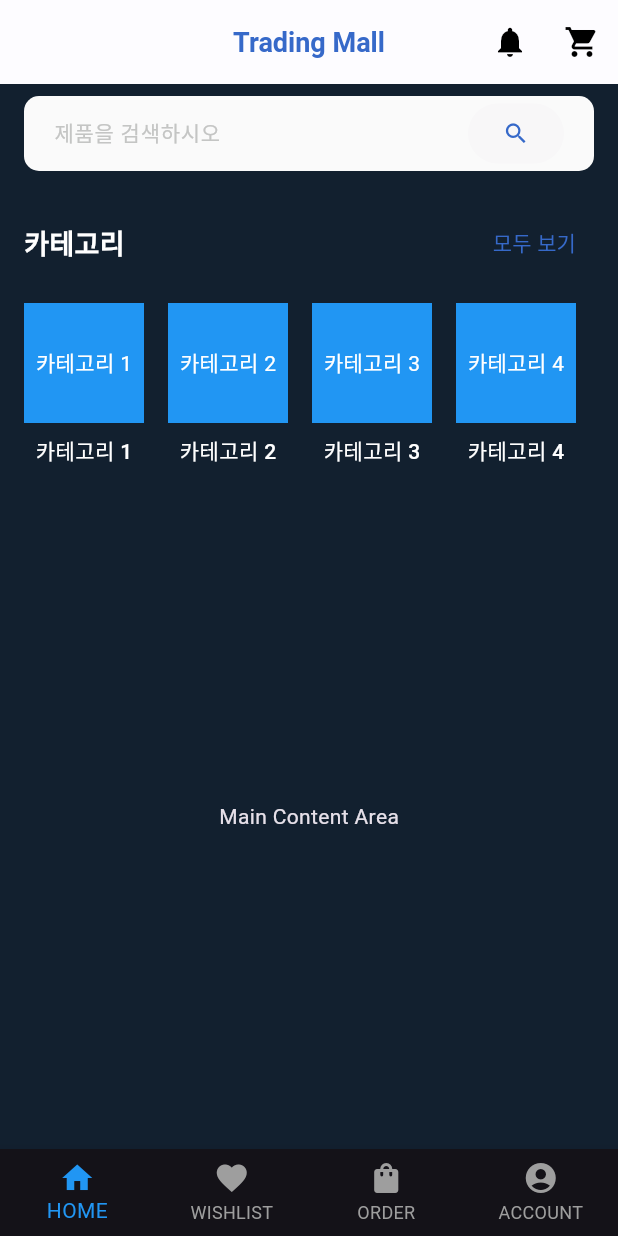
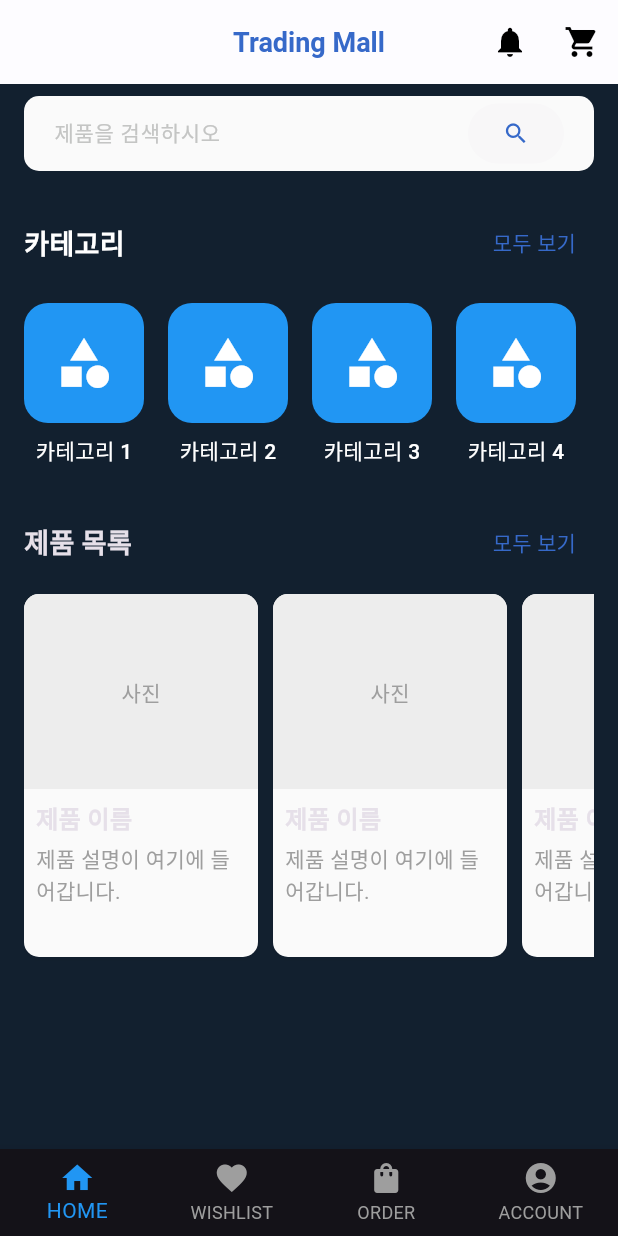
Before and after one commit to 001014k/trading-platform, a Flutter app: the screen it shows after launch, on a phone screen of 412 x 824 dp. Run offline on Flutter 3.47's test engine with Material 3 defaults, Android fonts, the phone set to English and light mode, and no system bars; Roboto replaces fonts that are missing (DM Sans).

Commit message:
20241015 (제품 목록 카드 디자인 추가)

```diff
--- a/lib/main.dart
+++ b/lib/main.dart
@@ -42,20 +42,19 @@ class FigmaToCodeApp extends StatelessWidget {
             ),
           ],
         ),
-        body: Column(
+        body: SingleChildScrollView(
+          child: Column(
             children: [
               Padding(
-              padding: const EdgeInsets.symmetric(horizontal: 16, vertical: 8),
+                padding:
+                    const EdgeInsets.symmetric(horizontal: 16, vertical: 8),
                 child: SearchBar(),
               ),
               const SizedBox(height: 16), // 검색 상자와 카테고리 섹션 사이의 간격
               CategorySection(), // 카테고리 섹션 추가
-            Expanded(
-              child: Center(
-                child: Text('Main Content Area'),
+              ProductCategorySection(),
+            ],
           ),
-            ),
-          ],
         ),
         bottomNavigationBar: BottomMenu(),
       ),
@@ -126,9 +125,11 @@ class _SearchBarState extends State<SearchBar> {
                       elevation: 0,
                       backgroundColor: Colors.transparent,
                     ),
-                    onPressed: _isSearchActive ? () {
+                    onPressed: _isSearchActive
+                        ? () {
                             print('Searching for: ${_controller.text}');
-                    } : null,
+                          }
+                        : null,
                     child: const Icon(
                       Icons.search,
                       color: Color(0xFF3669C9),
@@ -230,15 +231,15 @@ class CategorySection extends StatelessWidget {
               scrollDirection: Axis.horizontal, // 가로로 스크롤
               child: Row(
                 children: [
-                  CategoryItem(title: '카테고리 1'),
+                  CategoryItem(title: '카테고리 1', icon: Icons.category),
                   SizedBox(width: 16), // 카테고리 사이의 간격
-                  CategoryItem(title: '카테고리 2'),
+                  CategoryItem(title: '카테고리 2', icon: Icons.category),
                   SizedBox(width: 16),
-                  CategoryItem(title: '카테고리 3'),
+                  CategoryItem(title: '카테고리 3', icon: Icons.category),
                   SizedBox(width: 16),
-                  CategoryItem(title: '카테고리 4'),
+                  CategoryItem(title: '카테고리 4', icon: Icons.category),
                   SizedBox(width: 16),
-                  CategoryItem(title: '카테고리 5'),
+                  CategoryItem(title: '카테고리 5', icon: Icons.category),
                 ],
               ),
             ),
@@ -251,8 +252,10 @@ class CategorySection extends StatelessWidget {
 
 class CategoryItem extends StatelessWidget {
   final String title;
+  final IconData icon;
 
-  const CategoryItem({Key? key, required this.title}) : super(key: key);
+  const CategoryItem({Key? key, required this.title, required this.icon})
+      : super(key: key);
 
   @override
   Widget build(BuildContext context) {
@@ -261,11 +264,15 @@ class CategoryItem extends StatelessWidget {
         Container(
           width: 80,
           height: 80,
+          decoration: BoxDecoration(
             color: Colors.blue,
+            borderRadius: BorderRadius.circular(16), // 동그란 모서리 설정
+          ),
           child: Center(
-            child: Text(
-              title,
-              style: TextStyle(color: Colors.white),
+            child: Icon(
+              icon,
+              color: Colors.white,
+              size: 40,
             ),
           ),
         ),
@@ -281,3 +288,138 @@ class CategoryItem extends StatelessWidget {
     );
   }
 }
+
+class ProductCategorySection extends StatelessWidget {
+  @override
+  Widget build(BuildContext context) {
+    return Padding(
+      padding: const EdgeInsets.all(16.0), // 전체 여백 추가
+      child: Column(
+        crossAxisAlignment: CrossAxisAlignment.start, // 왼쪽 정렬
+        children: [
+          Row(
+            mainAxisAlignment: MainAxisAlignment.spaceBetween,
+            children: [
+              // 카테고리 제목
+              Text(
+                '제품 목록', // 카테고리 제목
+                style: TextStyle(
+                  fontSize: 18,
+                  fontWeight: FontWeight.bold,
+                ),
+              ),
+              TextButton(
+                onPressed: () {
+                  // 모두 보기 클릭 시 동작
+                },
+                child: Text(
+                  '모두 보기',
+                  style: TextStyle(
+                    color: Color(0xFF3669C9),
+                    fontSize: 14,
+                  ),
+                ),
+              ),
+            ],
+          ),
+
+          SizedBox(height: 10), // 제목과 카드 사이의 간격
+
+          // 제품 카드 섹션
+          SingleChildScrollView(
+            scrollDirection: Axis.horizontal, // 가로로 스크롤
+            child: Row(
+              children: [
+                SkeletonProduct(), // 첫 번째 제품 카드
+                SkeletonProduct(), // 두 번째 제품 카드
+                SkeletonProduct(), // 세 번째 제품 카드
+                SkeletonProduct(), // 네 번째 제품 카드
+                SkeletonProduct(), // 다섯 번째 제품 카드
+                // 필요한 만큼 추가...
+              ],
+            ),
+          ),
+        ],
+      ),
+    );
+  }
+}
+
+class SkeletonProduct extends StatelessWidget {
+  @override
+  Widget build(BuildContext context) {
+    return Padding(
+      padding: const EdgeInsets.only(right: 10.0), // 카드 간의 간격
+      child: Column(
+        crossAxisAlignment: CrossAxisAlignment.start, // 왼쪽 정렬
+        children: [
+          // 제품 카드
+          Container(
+            width: 156,
+            height: 242,
+            decoration: BoxDecoration(
+              color: Color(0xFFFAFAFA),
+              borderRadius: BorderRadius.circular(10),
+              boxShadow: [
+                BoxShadow(
+                  color: Color(0x0C000000),
+                  blurRadius: 3,
+                  offset: Offset(0, 1),
+                  spreadRadius: 0,
+                ),
+              ],
+            ),
+            child: Column(
+              crossAxisAlignment: CrossAxisAlignment.start, // 왼쪽 정렬
+              children: [
+                // 사진을 보여주는 컨테이너
+                Container(
+                  width: 156, // 전체 너비
+                  height: 130, // 사진 높이
+                  decoration: BoxDecoration(
+                    color: Color(0xFFEDEDED), // 사진 배경색
+                    borderRadius: BorderRadius.vertical(
+                        top: Radius.circular(10)), // 위쪽 모서리 둥글게
+                  ),
+                  child: Center(
+                    child: Text(
+                      '사진', // 사진 대신 보여줄 텍스트
+                      style: TextStyle(color: Colors.grey),
+                    ),
+                  ),
+                ),
+                SizedBox(height: 8), // 사진과 제품 이름 사이의 간격
+
+                // 제품 이름
+                Padding(
+                  padding: const EdgeInsets.symmetric(horizontal: 8.0), // 좌우 여백
+                  child: Text(
+                    '제품 이름', // 제품 이름
+                    style: TextStyle(
+                      fontSize: 16,
+                      fontWeight: FontWeight.bold,
+                    ),
+                  ),
+                ),
+                SizedBox(height: 4), // 제품 이름과 설명 사이의 간격
+
+                // 제품 설명
+                Padding(
+                  padding: const EdgeInsets.symmetric(horizontal: 8.0), // 좌우 여백
+                  child: Text(
+                    '제품 설명이 여기에 들어갑니다.', // 제품 설명
+                    style: TextStyle(
+                      fontSize: 14,
+                      color: Colors.grey,
+                    ),
+                  ),
+                ),
+              ],
+            ),
+          ),
+          SizedBox(height: 10), // 제품 카드와 다음 요소 사이의 간격
+        ],
+      ),
+    );
+  }
+}
```
Lines whose indentation alone changed are shown as unchanged.
